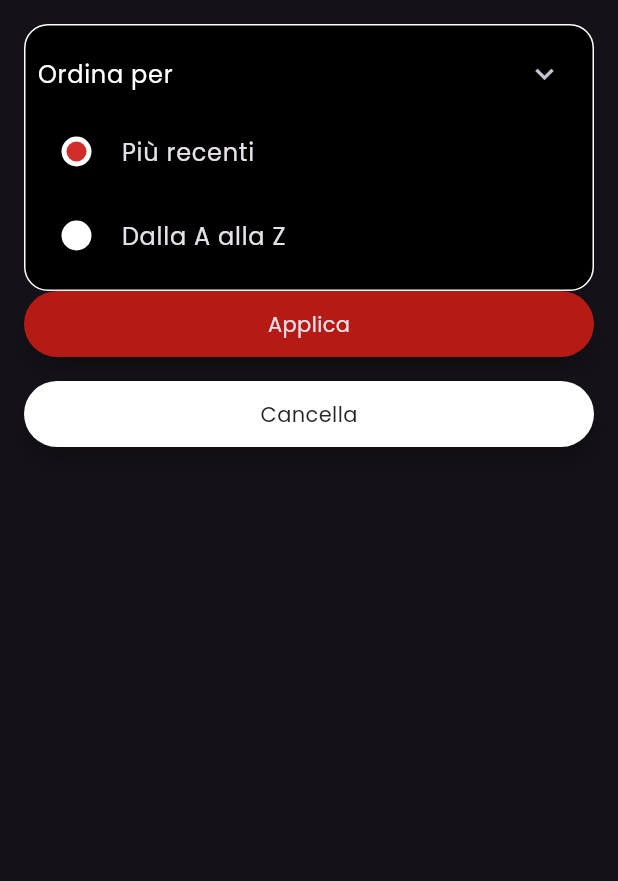
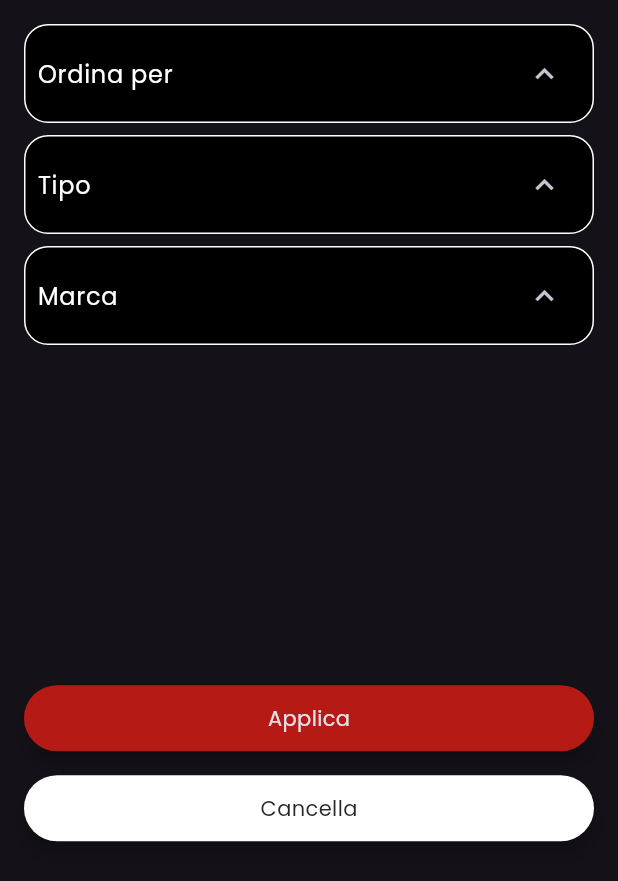
Before and after one commit to catonzio/pokebike_fe, a Flutter app: the FilterModalSheet widget shown alone on an empty page, opened directly, on a phone screen of 412 x 824 dp. Shown: the top 881 px of the screen. Run offline on Flutter 3.47's test engine with Material 3 defaults, Android fonts, the phone set to English and light mode, and no system bars; drawn by our look-alikes of flutter_animate; our stand-ins replace flutter_svg, get, google_fonts, skeletonizer; network calls fail.

Commit message:
finished ui for filter box. adjusted some navigation details

```diff
--- a/pokebike/lib/app/config/constants.dart
+++ b/pokebike/lib/app/config/constants.dart
@@ -10,4 +10,102 @@ class Constants {
     mainAxisSpacing: 16,
     crossAxisSpacing: 16,
   );
+
+  static const Map<String, dynamic> filterBoxes = {
+    "Ordina per": ["Più recenti", "Dalla A alla Z"],
+    "Tipo": [
+      "Naked",
+      "Supersportive",
+      "Adventure",
+      "Cruiser",
+      "Chopper",
+      "Bobber",
+      "Modern classic",
+      "Touring",
+      "Sport touring",
+      "Enduro",
+      "Cross",
+      "Motard",
+      "Trial",
+      "125cc"
+    ],
+    "Marca": [
+      "Adiva",
+      "AJP",
+      "Aprilia",
+      "Archive Motorcycle",
+      "Askoll",
+      "Benelli",
+      "Beta",
+      "Bimota",
+      "BMW",
+      "Brixton",
+      "CFMOTO",
+      "Derbi",
+      "Doohan",
+      "Ducati",
+      "Ecobit",
+      "Energica",
+      "F.B. Mondial",
+      "Fantic",
+      "FK Motors",
+      "Garelli",
+      "Gas Gas",
+      "Hanway",
+      "Harley-Davidson",
+      "Honda",
+      "Husqvarna",
+      "Indian",
+      "Italjet",
+      "Kawasaki",
+      "Keeway",
+      "KL",
+      "KTM",
+      "Kimco",
+      "Lambretta",
+      "Lem",
+      "Lifan",
+      "Malaguti",
+      "Mash",
+      "Me",
+      "Montesa",
+      "Moto Guzzi",
+      "Moto Morini",
+      "MV Agusta",
+      "Nito",
+      "Niu",
+      "Nox",
+      "Orcal",
+      "Over",
+      "Peugeot",
+      "Piaggio",
+      "Polini",
+      "Qooder",
+      "RedMoto Honda",
+      "Rieju",
+      "Royal Alloy",
+      "Royal Enfield",
+      "Scorpa",
+      "Senke",
+      "Sherco",
+      "Silence",
+      "SMR Motorcycle",
+      "Somoto",
+      "Suzuki",
+      "SWM",
+      "Sym",
+      "Tacita",
+      "TM Racing",
+      "Triumph",
+      "Trs",
+      "UM",
+      "Vent",
+      "Verve Moto",
+      "WT Motors",
+      "Yamaha",
+      "YCF",
+      "Zero Motorcycles",
+      "Zontes"
+    ],
+  };
 }
--- /dev/null
+++ b/pokebike/lib/app/data/enums/garage_type.dart
@@ -0,0 +1 @@
+enum GarageType { garage, collection }
--- a/pokebike/lib/app/modules/garage/bindings/garage_binding.dart
+++ b/pokebike/lib/app/modules/garage/bindings/garage_binding.dart
@@ -1,4 +1,5 @@
 import 'package:get/get.dart';
+import 'package:pokebike/app/shared/bindings/search_row_bindings.dart';
 
 import '../controllers/garage_controller.dart';
 
@@ -8,5 +9,6 @@ class GarageBinding extends Bindings {
     Get.lazyPut<GarageController>(
       () => GarageController(),
     );
+    SearchRowBindings().dependencies();
   }
 }
--- a/pokebike/lib/app/modules/garage/controllers/garage_controller.dart
+++ b/pokebike/lib/app/modules/garage/controllers/garage_controller.dart
@@ -20,6 +20,7 @@ class GarageController extends GetxController {
   @override
   void onInit() {
     super.onInit();
+    ever(isShowingGarage, toggleShowing);
     _fetchGarage();
     // _fetchCollection();
   }
--- a/pokebike/lib/app/modules/garage/views/garage_view.dart
+++ b/pokebike/lib/app/modules/garage/views/garage_view.dart
@@ -1,6 +1,7 @@
 import 'package:flutter/material.dart';
 
 import 'package:get/get.dart';
+import 'package:pokebike/app/data/enums/garage_type.dart';
 import 'package:pokebike/app/modules/garage/views/collezione/collezione_widget.dart';
 import 'package:pokebike/app/modules/garage/views/garage/garage_widget.dart';
 import 'package:pokebike/app/modules/garage/views/pagination/pagination_row.dart';
@@ -16,6 +17,17 @@ class GarageView extends GetView<GarageController> {
   const GarageView({super.key});
   @override
   Widget build(BuildContext context) {
+    WidgetsBinding.instance.addPostFrameCallback((timeStamp) {
+      controller.isShowingGarage.value =
+          (context.modalRoute?.settings.arguments ?? GarageType.garage) ==
+              GarageType.garage;
+    });
+    // if (context.mounted) {
+    //   controller.isShowingGarage.value =
+    //       (context.modalRoute?.settings.arguments ?? GarageType.garage) ==
+    //           GarageType.garage;
+    // }
+
     return DefaultPage(
       body: SizedBox(
         height: context.height,
--- /dev/null
+++ b/pokebike/lib/app/shared/controllers/filter_box_controller.dart
@@ -0,0 +1,32 @@
+import 'package:get/get.dart';
+
+class FilterBoxController extends GetxController {
+  final String title;
+
+  final RxBool isExpanded = false.obs;
+  final List<String> options;
+  final RxList<String> selectedOptions = <String>[].obs;
+
+  FilterBoxController({required this.title, required this.options});
+
+  void toggle() => isExpanded.value = !isExpanded.value;
+
+  void close() => isExpanded.value = false;
+
+  void addOption(String option) => selectedOptions.add(option);
+
+  RxBool isSelected(String option) => selectedOptions.contains(option).obs;
+
+  void toggleCheckbox(String option) {
+    if (selectedOptions.contains(option)) {
+      selectedOptions.remove(option);
+    } else {
+      selectedOptions.add(option);
+    }
+  }
+
+  void reset() {
+    selectedOptions.clear();
+    isExpanded.value = false;
+  }
+}
--- /dev/null
+++ b/pokebike/lib/app/shared/controllers/filter_sheet_controller.dart
@@ -0,0 +1,21 @@
+import 'package:get/get_state_manager/src/simple/get_controllers.dart';
+import 'package:pokebike/app/shared/controllers/filter_box_controller.dart';
+
+class FilterSheetController extends GetxController {
+  final List<FilterBoxController> controllers;
+
+  FilterSheetController({required this.controllers});
+
+  void reset() {
+    for (var controller in controllers) {
+      controller.reset();
+    }
+  }
+
+  Map<String, List<String>> getOptions() {
+    return {
+      for (var controller in controllers)
+        controller.title: controller.selectedOptions
+    };
+  }
+}
--- a/pokebike/lib/app/shared/extensions/context_utils.dart
+++ b/pokebike/lib/app/shared/extensions/context_utils.dart
@@ -3,4 +3,5 @@ import 'package:flutter/material.dart';
 extension ContextUtils on BuildContext {
   ScaffoldMessengerState get scaffold => ScaffoldMessenger.of(this);
   NavigatorState get navigator => Navigator.of(this);
+  ModalRoute<Object?>? get modalRoute => ModalRoute.of(this);
 }
--- a/pokebike/lib/app/shared/widgets/drawer/mdrawer.dart
+++ b/pokebike/lib/app/shared/widgets/drawer/mdrawer.dart
@@ -35,7 +35,7 @@ class Mdrawer extends StatelessWidget {
                 padding: const EdgeInsets.only(top: 16.0),
                 child: DrawerItemWidget(
                   item: e,
-                  onTap: () => _onTap(context, e.path),
+                  onTap: () => _onTap(context, e.path, e.arguments),
                 ),
               )),
           const Spacer(),
@@ -46,10 +46,10 @@ class Mdrawer extends StatelessWidget {
     );
   }
 
-  void _onTap(BuildContext context, String path) {
+  void _onTap(BuildContext context, String path, dynamic arguments) {
     final MDrawerController controller = Get.find<MDrawerController>();
     controller.toggleDrawer();
-    context.navigator.pushNamed(path);
+    context.navigator.pushNamed(path, arguments: arguments);
   }
 
   void _tapLogout(BuildContext context) {
--- a/pokebike/lib/app/shared/widgets/search_row/filter_modal_box.dart
+++ b/pokebike/lib/app/shared/widgets/search_row/filter_modal_box.dart
@@ -1,5 +1,8 @@
 import 'package:flutter/material.dart';
+import 'package:flutter_animate/flutter_animate.dart';
 import 'package:get/get.dart';
+import 'package:pokebike/app/shared/controllers/filter_box_controller.dart';
+import 'package:pokebike/app/shared/widgets/utils/mcheckbox.dart';
 import 'package:pokebike/app/shared/widgets/utils/mradio_button.dart';
 
 class FilterModalBox extends StatelessWidget {
@@ -10,7 +13,12 @@ class FilterModalBox extends StatelessWidget {
 
   @override
   Widget build(BuildContext context) {
-    return Container(
+    final FilterBoxController controller =
+        Get.find<FilterBoxController>(tag: title);
+
+    return LayoutBuilder(builder: (context, constraints) {
+      print("$title ${constraints.hasBoundedHeight}");
+      return Obx(() => Container(
             width: double.infinity,
             decoration: BoxDecoration(
               color: Colors.black,
@@ -28,27 +36,54 @@ class FilterModalBox extends StatelessWidget {
                     crossAxisAlignment: CrossAxisAlignment.center,
                     children: [
                       Text(title),
-                IconButton(
-                    onPressed: () => {},
-                    icon: const Icon(Icons.keyboard_arrow_down))
+                      Obx(() => IconButton(
+                          onPressed: () => controller.toggle(),
+                          icon: Icon(controller.isExpanded.value
+                              ? Icons.keyboard_arrow_down
+                              : Icons.keyboard_arrow_up)))
                     ],
                   ),
-            Column(
-              crossAxisAlignment: CrossAxisAlignment.start,
-              mainAxisAlignment: MainAxisAlignment.spaceEvenly,
-              children: options
-                  .map((option) => ListTile(
-                        leading: MRadioButton<String>(
-                            groupValue: options.first,
-                            value: option,
-                            onChanged: (String value) => {}),
-                        title: Text(option),
-                      ))
-                  .toList(),
-            )
+                  Obx(() => controller.isExpanded.value
+                      ? OptionsWidget(controller: controller, options: options)
+                      : const SizedBox()),
                 ],
               ),
             ),
+          ).animate(target: controller.isExpanded.value ? 1 : 0));
+    });
+  }
+}
+
+class OptionsWidget extends StatelessWidget {
+  final FilterBoxController controller;
+  final List<String> options;
+
+  const OptionsWidget({
+    super.key,
+    required this.controller,
+    required this.options,
+  });
+
+  @override
+  Widget build(BuildContext context) {
+    return Column(
+      crossAxisAlignment: CrossAxisAlignment.start,
+      mainAxisAlignment: MainAxisAlignment.spaceEvenly,
+      children: controller.options.indexed
+          .map(((int, String) option) => ListTile(
+                leading: Obx(() => options.length > 3
+                    ? MCheckbox(
+                        isChecked: controller.isSelected(option.$2),
+                        onChanged: (b) => controller.toggleCheckbox(option.$2))
+                    : MRadioButton<String>(
+                        // groupValue: options.first,
+                        isSelected: controller.isSelected(option.$2).value,
+                        value: option.$2,
+                        onChanged: (String value) =>
+                            controller.toggleCheckbox(option.$2))),
+                title: Text(option.$2),
+              ))
+          .toList(),
     );
   }
 }
--- a/pokebike/lib/app/shared/widgets/search_row/filter_modal_sheet.dart
+++ b/pokebike/lib/app/shared/widgets/search_row/filter_modal_sheet.dart
@@ -1,5 +1,9 @@
 import 'package:flutter/material.dart';
+import 'package:get/get.dart';
 import 'package:pokebike/app/config/colors.dart';
+import 'package:pokebike/app/config/constants.dart';
+import 'package:pokebike/app/shared/controllers/filter_sheet_controller.dart';
+import 'package:pokebike/app/shared/extensions/context_utils.dart';
 import 'package:pokebike/app/shared/mbutton.dart';
 import 'package:pokebike/app/shared/widgets/search_row/filter_modal_box.dart';
 
@@ -10,24 +14,43 @@ class FilterModalSheet extends StatelessWidget {
   Widget build(BuildContext context) {
     return Container(
         width: double.infinity,
-        height: double.maxFinite,
+        height: context.height * 0.7,
         padding: const EdgeInsets.all(16),
         child: Column(
+          mainAxisAlignment: MainAxisAlignment.spaceEvenly,
           children: [
-            const FilterModalBox(
-                title: "Ordina per",
-                options: ["Più recenti", "Dalla A alla Z"]),
+            Expanded(
+                flex: 3,
+                child: ListView(
+                  children: [
+                    for (var key in Constants.filterBoxes.keys)
+                      Padding(
+                        padding: const EdgeInsets.only(bottom: 8.0),
+                        child: FilterModalBox(
+                            title: key, options: Constants.filterBoxes[key]),
+                      ),
+                  ],
+                )),
             Padding(
-              padding: const EdgeInsets.only(bottom: 16),
-              child: MButton(label: "Applica", onTap: () => {}),
+              padding: const EdgeInsets.only(top: 8.0, bottom: 16),
+              child: MButton(
+                  label: "Applica", onTap: () => _applicaClicked(context)),
             ),
             MButton(
               label: "Cancella",
-              onTap: () => {},
+              onTap: () => context.navigator.pop(),
               color: Colors.white,
               textColor: MColors.primary,
-            )
+            ),
           ],
         ));
   }
+
+  void _applicaClicked(BuildContext context) {
+    final FilterSheetController controller = Get.find<FilterSheetController>();
+    final Map<String, List<String>> options = controller.getOptions();
+    print(options);
+    controller.reset();
+    context.navigator.pop();
+  }
 }
--- a/pokebike/lib/app/shared/widgets/utils/mradio_button.dart
+++ b/pokebike/lib/app/shared/widgets/utils/mradio_button.dart
@@ -1,22 +1,25 @@
 import 'package:flutter/material.dart';
+import 'package:flutter_animate/flutter_animate.dart';
 import 'package:pokebike/app/config/colors.dart';
 
 class MRadioButton<T> extends StatelessWidget {
   final T value;
-  final T groupValue;
+  final bool isSelected;
+  // final T groupValue;
   final Function(T) onChanged;
   final double size;
 
   const MRadioButton(
       {super.key,
       required this.value,
-      required this.groupValue,
+      required this.isSelected,
+      // required this.groupValue,
       required this.onChanged,
       this.size = 20});
 
   @override
   Widget build(BuildContext context) {
-    final bool isSelected = value == groupValue;
+    // final bool isSelected = value == groupValue;
 
     return InkWell(
       onTap: () => onChanged(value),
@@ -38,7 +41,7 @@ class MRadioButton<T> extends StatelessWidget {
                     color: MColors.secondary,
                   ),
                 ),
-              )
+              ).animate(target: isSelected ? 1 : 0).fade()
             : null,
       ),
     );
--- a/pokebike/lib/main.dart
+++ b/pokebike/lib/main.dart
@@ -7,6 +7,7 @@ import 'package:pokebike/app/shared/bindings/initial_bindings.dart';
 import 'app/routes/app_pages.dart';
 
 void main() {
+  WidgetsFlutterBinding.ensureInitialized();
   runApp(const App());
 }
 
@@ -21,8 +22,8 @@ class App extends StatelessWidget {
       title: "Pokebike",
       debugShowCheckedModeBanner: false,
       theme: Themes.dark(),
-      defaultTransition: Transition.native,
-      transitionDuration: const Duration(milliseconds: 300),
+      defaultTransition: Transition.size,
+      transitionDuration: const Duration(milliseconds: 500),
       initialBinding: InitialBindings(),
       initialRoute: AppPages.INITIAL,
       getPages: AppPages.routes,
```
Also changed, not shown: pokebike/lib/app/modules/home/views/upper_buttons/upper_buttons.dart (+8 -3 lines), pokebike/lib/app/shared/bindings/search_row_bindings.dart (added, +18 -0 lines), pokebike/lib/app/shared/widgets/drawer/drawer_item.dart (+41 -12 lines), pokebike/lib/app/shared/widgets/search_row/search_row.dart (+6 -2 lines). Lines whose indentation alone changed are shown as unchanged.
